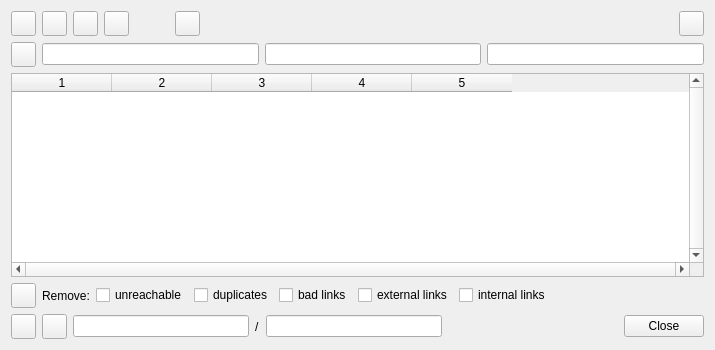
Before: the Qt Designer form NAVigater/CGNS/NAV/T/Q7LinkWindow.ui in pyCGNS/pyCGNS, drawn with Qt 5.
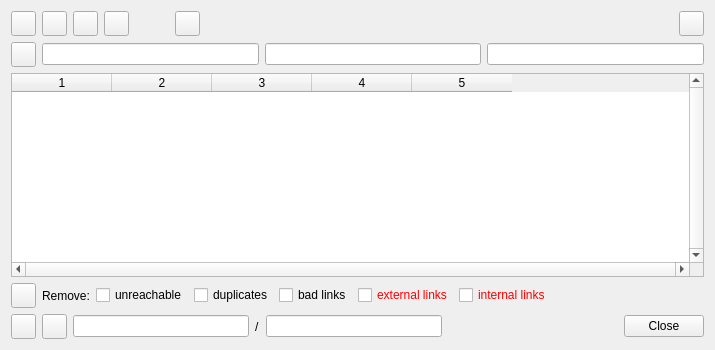
After: the same form once the commit is applied. Icons and pictures are not drawn.

The edit to the form file:
```diff
--- a/NAVigater/CGNS/NAV/T/Q7LinkWindow.ui
+++ b/NAVigater/CGNS/NAV/T/Q7LinkWindow.ui
@@ -480,6 +480,132 @@
      </item>
      <item>
       <widget class="QCheckBox" name="cExternal">
+       <property name="palette">
+        <palette>
+         <active>
+          <colorrole role="WindowText">
+           <brush brushstyle="SolidPattern">
+            <color alpha="255">
+             <red>255</red>
+             <green>0</green>
+             <blue>0</blue>
+            </color>
+           </brush>
+          </colorrole>
+          <colorrole role="Text">
+           <brush brushstyle="SolidPattern">
+            <color alpha="255">
+             <red>0</red>
+             <green>0</green>
+             <blue>0</blue>
+            </color>
+           </brush>
+          </colorrole>
+          <colorrole role="ButtonText">
+           <brush brushstyle="SolidPattern">
+            <color alpha="255">
+             <red>0</red>
+             <green>0</green>
+             <blue>0</blue>
+            </color>
+           </brush>
+          </colorrole>
+          <colorrole role="NoRole">
+           <brush brushstyle="SolidPattern">
+            <color alpha="255">
+             <red>0</red>
+             <green>0</green>
+             <blue>0</blue>
+            </color>
+           </brush>
+          </colorrole>
+         </active>
+         <inactive>
+          <colorrole role="WindowText">
+           <brush brushstyle="SolidPattern">
+            <color alpha="255">
+             <red>255</red>
+             <green>0</green>
+             <blue>0</blue>
+            </color>
+           </brush>
+          </colorrole>
+          <colorrole role="Text">
+           <brush brushstyle="SolidPattern">
+            <color alpha="255">
+             <red>0</red>
+             <green>0</green>
+             <blue>0</blue>
+            </color>
+           </brush>
+          </colorrole>
+          <colorrole role="ButtonText">
+           <brush brushstyle="SolidPattern">
+            <color alpha="255">
+             <red>0</red>
+             <green>0</green>
+             <blue>0</blue>
+            </color>
+           </brush>
+          </colorrole>
+          <colorrole role="NoRole">
+           <brush brushstyle="SolidPattern">
+            <color alpha="255">
+             <red>0</red>
+             <green>0</green>
+             <blue>0</blue>
+            </color>
+           </brush>
+          </colorrole>
+         </inactive>
+         <disabled>
+          <colorrole role="WindowText">
+           <brush brushstyle="SolidPattern">
+            <color alpha="255">
+             <red>118</red>
+             <green>116</green>
+             <blue>113</blue>
+            </color>
+           </brush>
+          </colorrole>
+          <colorrole role="Text">
+           <brush brushstyle="SolidPattern">
+            <color alpha="255">
+             <red>118</red>
+             <green>116</green>
+             <blue>113</blue>
+            </color>
+           </brush>
+          </colorrole>
+          <colorrole role="ButtonText">
+           <brush brushstyle="SolidPattern">
+            <color alpha="255">
+             <red>118</red>
+             <green>116</green>
+             <blue>113</blue>
+            </color>
+           </brush>
+          </colorrole>
+          <colorrole role="NoRole">
+           <brush brushstyle="SolidPattern">
+            <color alpha="255">
+             <red>0</red>
+             <green>0</green>
+             <blue>0</blue>
+            </color>
+           </brush>
+          </colorrole>
+         </disabled>
+        </palette>
+       </property>
+       <property name="font">
+        <font>
+         <weight>50</weight>
+         <italic>false</italic>
+         <bold>false</bold>
+         <strikeout>false</strikeout>
+        </font>
+       </property>
        <property name="text">
         <string>external links</string>
        </property>
@@ -487,6 +613,43 @@
      </item>
      <item>
       <widget class="QCheckBox" name="cInternal">
+       <property name="palette">
+        <palette>
+         <active>
+          <colorrole role="WindowText">
+           <brush brushstyle="SolidPattern">
+            <color alpha="255">
+             <red>255</red>
+             <green>0</green>
+             <blue>0</blue>
+            </color>
+           </brush>
+          </colorrole>
+         </active>
+         <inactive>
+          <colorrole role="WindowText">
+           <brush brushstyle="SolidPattern">
+            <color alpha="255">
+             <red>255</red>
+             <green>0</green>
+             <blue>0</blue>
+            </color>
+           </brush>
+          </colorrole>
+         </inactive>
+         <disabled>
+          <colorrole role="WindowText">
+           <brush brushstyle="SolidPattern">
+            <color alpha="255">
+             <red>118</red>
+             <green>116</green>
+             <blue>113</blue>
+            </color>
+           </brush>
+          </colorrole>
+         </disabled>
+        </palette>
+       </property>
        <property name="text">
         <string>internal links</string>
        </property>
```
